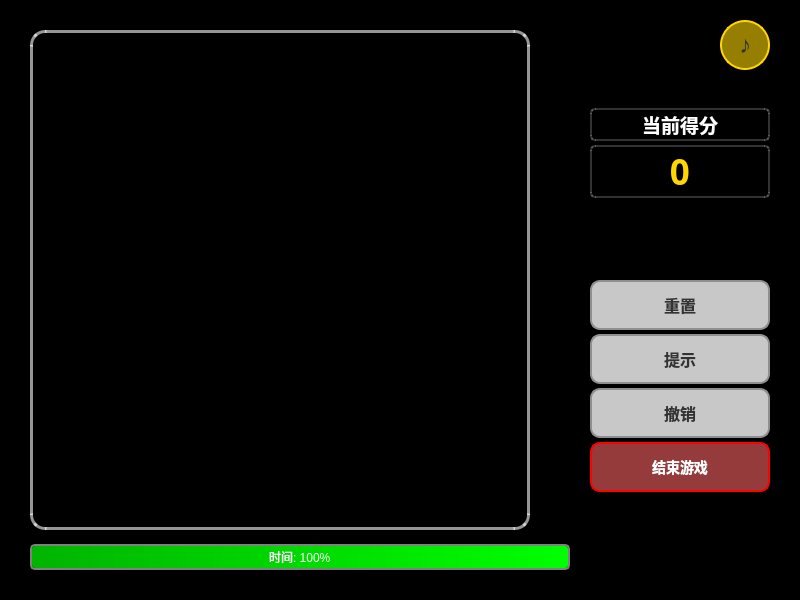
This is src/view/GameWidget.ui in LiuYe716136/BegeweledGame as Qt 5 draws it before an edit. The edited form follows.
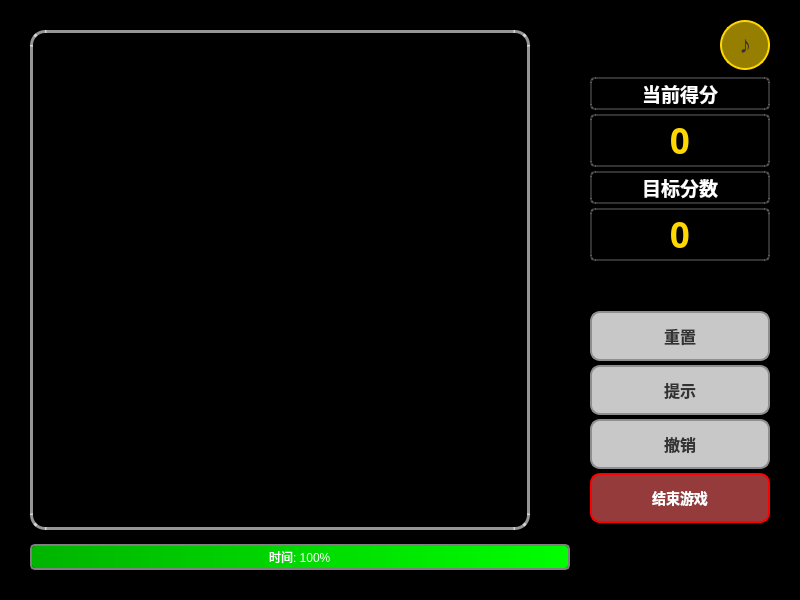
This is the edited form. Icons and pictures are not drawn.

```diff
--- a/src/view/GameWidget.ui
+++ b/src/view/GameWidget.ui
@@ -183,8 +183,50 @@
         </font>
        </property>
        <property name="styleSheet">
-        <string notr="true">color: #FFD700; /* 金色字体 */
-text-shadow: 2px 2px 2px black;</string>
+        <string notr="true">color: #FFD700; /* 金色字体 */</string>
+       </property>
+       <property name="text">
+        <string>0</string>
+       </property>
+       <property name="alignment">
+        <set>Qt::AlignCenter</set>
+       </property>
+      </widget>
+     </item>
+     <item>
+      <widget class="QLabel" name="label_target">
+       <property name="font">
+        <font>
+         <family>Microsoft YaHei</family>
+         <pointsize>14</pointsize>
+         <bold>true</bold>
+        </font>
+       </property>
+       <property name="layoutDirection">
+        <enum>Qt::LeftToRight</enum>
+       </property>
+       <property name="text">
+        <string>目标分数</string>
+       </property>
+       <property name="alignment">
+        <set>Qt::AlignCenter</set>
+       </property>
+       <property name="styleSheet">
+        <string notr="true">color: white;</string>
+       </property>
+      </widget>
+     </item>
+     <item>
+      <widget class="QLabel" name="label_tarScore">
+       <property name="font">
+        <font>
+         <family>Microsoft YaHei</family>
+         <pointsize>26</pointsize>
+         <bold>true</bold>
+        </font>
+       </property>
+       <property name="styleSheet">
+        <string notr="true">color: #FFD700; /* 金色字体 */</string>
        </property>
        <property name="text">
         <string>0</string>
```
